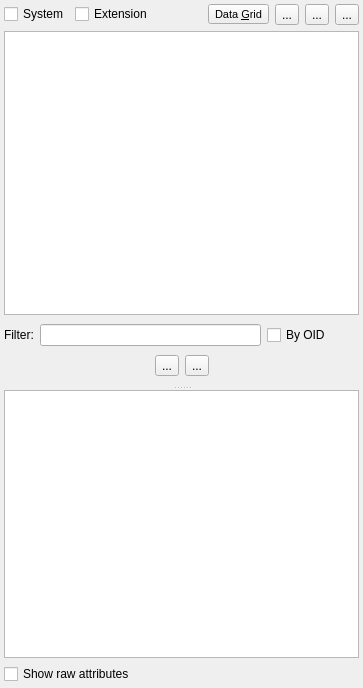
The window that libpgmodeler_ui/ui/databaseexplorerwidget.ui (pgmodeler/pgmodeler) describes before a commit, drawn with Qt 5.
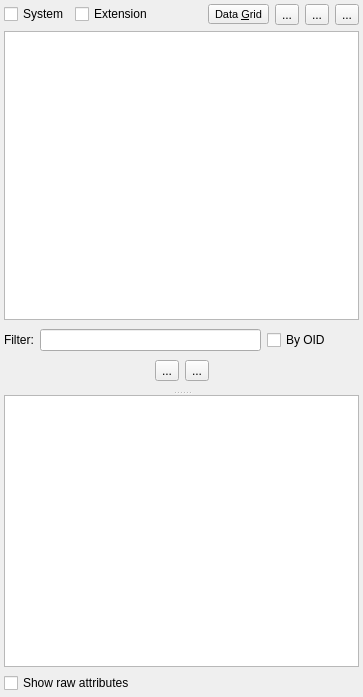
The same window after the commit. Icons and pictures are not drawn.

Diff of the .ui file:
```diff
--- a/libpgmodeler_ui/ui/databaseexplorerwidget.ui
+++ b/libpgmodeler_ui/ui/databaseexplorerwidget.ui
@@ -7,7 +7,7 @@
     <x>0</x>
     <y>0</y>
     <width>363</width>
-    <height>688</height>
+    <height>697</height>
    </rect>
   </property>
   <property name="minimumSize">
@@ -240,6 +240,9 @@
          <property name="textElideMode">
           <enum>Qt::ElideRight</enum>
          </property>
+         <property name="indentation">
+          <number>20</number>
+         </property>
          <property name="rootIsDecorated">
           <bool>true</bool>
          </property>
```
